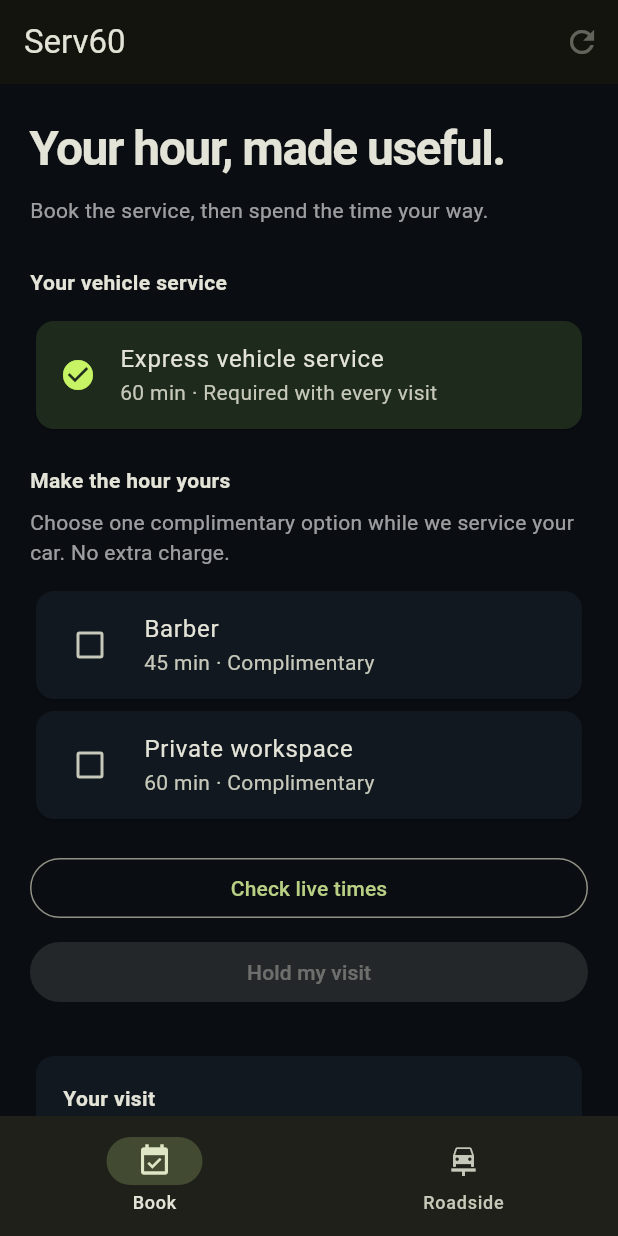
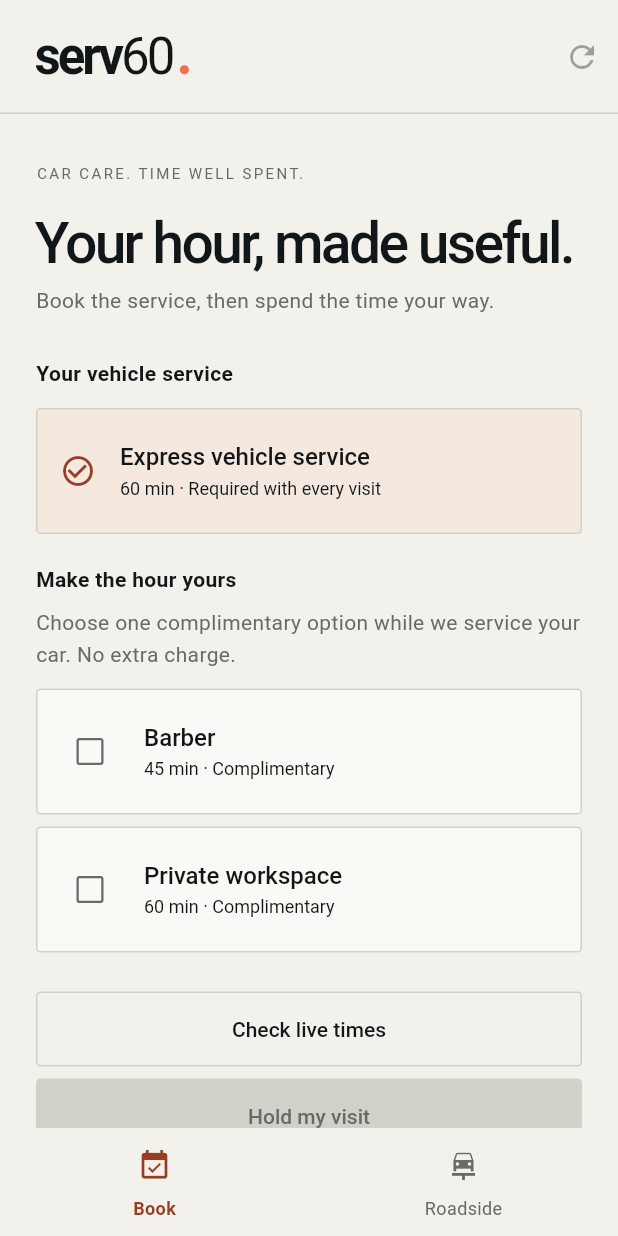
Before and after one commit to rmukubvu/serv60, a Flutter app: the screen it shows after launch, on a phone screen of 412 x 824 dp. Run offline on Flutter 3.47's test engine with Material 3 defaults, Android fonts, the phone set to English and light mode, and no system bars; our stand-ins replace app_links, flutter_secure_storage; missing offline and left inert: flutter_appauth.

Commit message:
feat(ui): align customer app and hub admin with Serv60 brand (#55)

```diff
--- a/platform/mobile/lib/main.dart
+++ b/platform/mobile/lib/main.dart
@@ -2,6 +2,7 @@
 import 'src/auth/access_token_provider.dart';
 import 'src/auth/cognito_auth.dart';
 import 'src/booking/booking_page.dart';
+import 'src/design/serv60_theme.dart';
 import 'src/payment/payment_checkout.dart';
 import 'src/payment/payment_repository.dart';
 import 'src/roadside/roadside_page.dart';
@@ -49,11 +50,7 @@
   Widget build(BuildContext context) => MaterialApp(
       title: 'Serv60',
       debugShowCheckedModeBanner: false,
-      theme: ThemeData(
-          brightness: Brightness.dark,
-          colorSchemeSeed: const Color(0xffc7f464),
-          scaffoldBackgroundColor: const Color(0xff0a0d12),
-          useMaterial3: true),
+      theme: serv60Theme(),
       home: AuthGate(
           auth: widget.auth,
           payments: widget.payments,
@@ -97,31 +94,39 @@
 
   @override
   Widget build(BuildContext context) => Scaffold(
-        body: Center(
-          child: Padding(
+        body: SafeArea(
+            child: Center(
+          child: SingleChildScrollView(
             padding: const EdgeInsets.all(28),
+            child: ConstrainedBox(
+                constraints: const BoxConstraints(maxWidth: 440),
                 child: Column(mainAxisSize: MainAxisSize.min, children: [
-              const Text('Your hour, made useful.',
-                  style: TextStyle(fontSize: 30, fontWeight: FontWeight.w700)),
+                  const Serv60Wordmark(),
+                  const SizedBox(height: 48),
+                  Text('Your hour, made useful.',
+                      textAlign: TextAlign.center,
+                      style: Theme.of(context).textTheme.headlineLarge),
                   const SizedBox(height: 12),
-              const Text('Sign in securely with Google through Cognito.',
+                  const Text(
+                      'Sign in to plan your visit. We’ll take care of the rest.',
                       textAlign: TextAlign.center,
-                  style: TextStyle(color: Colors.white60)),
+                      style: TextStyle(color: serv60Muted)),
                   const SizedBox(height: 24),
                   FilledButton.icon(
                       onPressed: auth.loading ? null : auth.signIn,
                       icon: const Icon(Icons.login),
-                  label: Text(
-                      auth.loading ? 'Signing in…' : 'Continue with Google')),
+                      label: Text(auth.loading
+                          ? 'Signing in…'
+                          : 'Continue with Google')),
                   if (auth.error != null) ...[
                     const SizedBox(height: 12),
                     Text(auth.error.toString(),
                         textAlign: TextAlign.center,
-                    style: const TextStyle(color: Colors.redAccent)),
+                        style: const TextStyle(color: serv60Error)),
                   ],
-            ]),
+                ])),
           ),
-        ),
+        )),
       );
 }
 
@@ -146,22 +151,38 @@
 
   @override
   Widget build(BuildContext context) => Scaffold(
-        body: IndexedStack(index: selectedIndex, children: [
+        body: SafeArea(
+            bottom: false,
+            child: Center(
+                child: ConstrainedBox(
+                    constraints: const BoxConstraints(maxWidth: 640),
+                    child: IndexedStack(index: selectedIndex, children: [
                       BookingPage(
                           tokenProvider: widget.tokenProvider,
                           paymentRepository: widget.payments,
                           checkoutCoordinator: widget.checkout),
                       RoadsidePage(tokenProvider: widget.tokenProvider)
-        ]),
-        bottomNavigationBar: NavigationBar(
+                    ])))),
+        bottomNavigationBar: DecoratedBox(
+            decoration: const BoxDecoration(
+                border: Border(top: BorderSide(color: serv60Border))),
+            child: SafeArea(
+                top: false,
+                child: Center(
+                    heightFactor: 1,
+                    child: ConstrainedBox(
+                        constraints: const BoxConstraints(maxWidth: 640),
+                        child: NavigationBar(
                             selectedIndex: selectedIndex,
                             onDestinationSelected: (index) =>
                                 setState(() => selectedIndex = index),
                             destinations: const [
                               NavigationDestination(
-                  icon: Icon(Icons.event_available), label: 'Book'),
+                                  icon: Icon(Icons.event_available),
+                                  label: 'Book'),
                               NavigationDestination(
-                  icon: Icon(Icons.car_repair), label: 'Roadside')
-            ]),
+                                  icon: Icon(Icons.car_repair),
+                                  label: 'Roadside')
+                            ]))))),
       );
 }
--- a/platform/mobile/lib/src/booking/booking_page.dart
+++ b/platform/mobile/lib/src/booking/booking_page.dart
@@ -2,6 +2,7 @@
 
 import 'package:flutter/material.dart';
 import '../auth/access_token_provider.dart';
+import '../design/serv60_theme.dart';
 import '../payment/payment_checkout.dart';
 import '../payment/payment_repository.dart';
 import 'booking_repository.dart';
@@ -89,8 +90,9 @@
 
   @override
   Widget build(BuildContext context) => Scaffold(
-      appBar: AppBar(title: const Text('Serv60'), actions: [
+      appBar: AppBar(title: const Serv60Wordmark(), actions: [
         IconButton(
+            tooltip: 'Refresh your visit',
             onPressed: hold == null
                 ? null
                 : () async {
@@ -100,21 +102,27 @@
                   },
             icon: const Icon(Icons.refresh))
       ]),
-      body: ListView(padding: const EdgeInsets.all(20), children: [
-        const Text('Your hour, made useful.',
+      body: ListView(
+          padding: const EdgeInsets.fromLTRB(24, 32, 24, 32),
+          children: [
+            const Text('CAR CARE. TIME WELL SPENT.',
                 style: TextStyle(
-                fontSize: 32, fontWeight: FontWeight.w700, letterSpacing: -1)),
+                    fontSize: 10, letterSpacing: 1.6, color: serv60Muted)),
+            const SizedBox(height: 18),
+            Text('Your hour, made useful.',
+                style: Theme.of(context).textTheme.headlineLarge),
             const SizedBox(height: 8),
             const Text('Book the service, then spend the time your way.',
-            style: TextStyle(color: Colors.white60)),
+                style: TextStyle(color: serv60Muted)),
             const SizedBox(height: 28),
             const Text('Your vehicle service',
                 style: TextStyle(fontWeight: FontWeight.w700)),
             const SizedBox(height: 12),
             const Card(
-          color: Color(0xff1d2a1c),
+              color: serv60Selected,
               child: ListTile(
-            leading: Icon(Icons.check_circle, color: Color(0xffc7f464)),
+                leading:
+                    Icon(Icons.check_circle_outline, color: serv60AccentInk),
                 title: Text('Express vehicle service'),
                 subtitle: Text('60 min · Required with every visit'),
               ),
@@ -125,16 +133,18 @@
             const SizedBox(height: 8),
             const Text(
                 'Choose one complimentary option while we service your car. No extra charge.',
-            style: TextStyle(color: Colors.white60)),
+                style: TextStyle(color: serv60Muted)),
             const SizedBox(height: 12),
             for (final item in const [
               ('BARBER', 'Barber', '45 min · Complimentary'),
               ('PRIVATE_WORK', 'Private workspace', '60 min · Complimentary')
             ])
-          Card(
+              Padding(
+                  padding: const EdgeInsets.only(bottom: 8),
+                  child: Card(
                     color: complimentaryServiceCode == item.$1
-                ? const Color(0xff1d2a1c)
-                : const Color(0xff121820),
+                        ? serv60Selected
+                        : serv60Surface,
                     child: CheckboxListTile(
                       controlAffinity: ListTileControlAffinity.leading,
                       value: complimentaryServiceCode == item.$1,
@@ -149,7 +159,7 @@
                       title: Text(item.$2),
                       subtitle: Text(item.$3),
                     ),
-          ),
+                  )),
             const SizedBox(height: 18),
             OutlinedButton(
                 onPressed: checking || loading || hold != null
@@ -159,7 +169,8 @@
                         try {
                           final available = await repository.availability(
                               serviceCode: serviceCode,
-                          complimentaryServiceCode: complimentaryServiceCode);
+                              complimentaryServiceCode:
+                                  complimentaryServiceCode);
                           if (mounted)
                             setState(() {
                               slots = available;
@@ -195,7 +206,8 @@
                           final selectedSlot = slots.first;
                           final created = await repository.createHold(
                               serviceCode: serviceCode,
-                          complimentaryServiceCode: complimentaryServiceCode,
+                              complimentaryServiceCode:
+                                  complimentaryServiceCode,
                               startsAt: selectedSlot.startsAt,
                               endsAt: selectedSlot.endsAt);
                           if (mounted) setState(() => hold = created);
@@ -259,7 +271,7 @@
   final PaymentOrder? payment;
   @override
   Widget build(BuildContext context) => Card(
-      color: const Color(0xff111820),
+      color: serv60Surface,
       child: Padding(
           padding: const EdgeInsets.all(18),
           child:
@@ -271,7 +283,7 @@
                 hold == null
                     ? 'Your visit includes the vehicle service and, if chosen, one complimentary option during the same hour.'
                     : '${hold!.serviceCode} · ${hold!.status}',
-                style: const TextStyle(color: Colors.white60)),
+                style: const TextStyle(color: serv60Muted)),
             if (hold?.complimentaryServiceCode != null) ...[
               const SizedBox(height: 8),
               Text(
@@ -280,7 +292,7 @@
             if (payment != null) ...[
               const SizedBox(height: 8),
               Text('Payment · ${payment!.status}',
-                  style: const TextStyle(color: Colors.white60)),
+                  style: const TextStyle(color: serv60Muted)),
             ]
           ])));
 }
--- /dev/null
+++ b/platform/mobile/lib/src/design/serv60_theme.dart
@@ -0,0 +1,183 @@
+import 'package:flutter/material.dart';
+
+// The public site's paper, ink and orange are the core Serv60 brand tokens.
+const serv60Paper = Color(0xfff3f1eb);
+const serv60Ink = Color(0xff111718);
+const serv60Muted = Color(0xff656b67);
+const serv60Orange = Color(0xffef7145);
+// Use darker orange for small text and checkboxes to maintain contrast.
+const serv60AccentInk = Color(0xff963d23);
+const serv60Border = Color(0xffd0d2c9);
+const serv60Surface = Color(0xfffaf9f5);
+const serv60Selected = Color(0xfff4e8df);
+const serv60Error = Color(0xffa12e26);
+
+ThemeData serv60Theme() {
+  const shape = RoundedRectangleBorder(
+      borderRadius: BorderRadius.all(Radius.circular(3)));
+  final base = ThemeData(
+      useMaterial3: true,
+      fontFamily: 'Arial',
+      fontFamilyFallback: const ['Helvetica', 'sans-serif'],
+      colorScheme: const ColorScheme.light(
+        primary: serv60AccentInk,
+        onPrimary: Colors.white,
+        primaryContainer: serv60Selected,
+        onPrimaryContainer: serv60Ink,
+        secondary: serv60AccentInk,
+        onSecondary: Colors.white,
+        surface: serv60Paper,
+        onSurface: serv60Ink,
+        onSurfaceVariant: serv60Muted,
+        outline: serv60Border,
+        outlineVariant: serv60Border,
+        error: serv60Error,
+        onError: Colors.white,
+        surfaceTint: Colors.transparent,
+      ));
+  return base.copyWith(
+    scaffoldBackgroundColor: serv60Paper,
+    textTheme: base.textTheme.copyWith(
+      headlineLarge: const TextStyle(
+          fontSize: 38,
+          height: 1.08,
+          fontWeight: FontWeight.w500,
+          letterSpacing: -1.8,
+          color: serv60Ink),
+      titleMedium: const TextStyle(
+          fontSize: 16,
+          height: 1.35,
+          fontWeight: FontWeight.w500,
+          color: serv60Ink),
+      bodyMedium: const TextStyle(fontSize: 14, height: 1.5, color: serv60Ink),
+      bodySmall: const TextStyle(fontSize: 12, height: 1.5, color: serv60Muted),
+    ),
+    appBarTheme: const AppBarTheme(
+      backgroundColor: serv60Paper,
+      foregroundColor: serv60Ink,
+      surfaceTintColor: Colors.transparent,
+      elevation: 0,
+      scrolledUnderElevation: 0,
+      centerTitle: false,
+      titleSpacing: 24,
+      toolbarHeight: 76,
+      shape: Border(bottom: BorderSide(color: serv60Border)),
+    ),
+    cardTheme: const CardThemeData(
+      elevation: 0,
+      margin: EdgeInsets.zero,
+      color: serv60Surface,
+      surfaceTintColor: Colors.transparent,
+      shape: RoundedRectangleBorder(
+          borderRadius: BorderRadius.all(Radius.circular(3)),
+          side: BorderSide(color: serv60Border)),
+    ),
+    filledButtonTheme: FilledButtonThemeData(
+      style: FilledButton.styleFrom(
+        backgroundColor: serv60Orange,
+        foregroundColor: serv60Ink,
+        disabledBackgroundColor: serv60Border,
+        disabledForegroundColor: serv60Muted,
+        minimumSize: const Size(0, 50),
+        padding: const EdgeInsets.symmetric(horizontal: 20, vertical: 14),
+        shape: shape,
+        elevation: 0,
+        textStyle: const TextStyle(fontSize: 14, fontWeight: FontWeight.w500),
+      ),
+    ),
+    outlinedButtonTheme: OutlinedButtonThemeData(
+      style: OutlinedButton.styleFrom(
+        foregroundColor: serv60Ink,
+        minimumSize: const Size(0, 50),
+        side: const BorderSide(color: serv60Border),
+        shape: shape,
+        textStyle: const TextStyle(fontSize: 14, fontWeight: FontWeight.w500),
+      ),
+    ),
+    checkboxTheme: CheckboxThemeData(
+      shape: const RoundedRectangleBorder(
+          borderRadius: BorderRadius.all(Radius.circular(2))),
+      side: const BorderSide(color: serv60Muted, width: 1.5),
+      fillColor: WidgetStateProperty.resolveWith((states) =>
+          states.contains(WidgetState.selected)
+              ? serv60AccentInk
+              : Colors.transparent),
+      checkColor: const WidgetStatePropertyAll(Colors.white),
+    ),
+    listTileTheme: const ListTileThemeData(
+      contentPadding: EdgeInsets.symmetric(horizontal: 16, vertical: 6),
+      iconColor: serv60AccentInk,
+      textColor: serv60Ink,
+      titleTextStyle: TextStyle(
+          fontSize: 16, fontWeight: FontWeight.w500, color: serv60Ink),
+      subtitleTextStyle:
+          TextStyle(fontSize: 12, height: 1.6, color: serv60Muted),
+    ),
+    inputDecorationTheme: const InputDecorationTheme(
+      filled: true,
+      fillColor: serv60Surface,
+      contentPadding: EdgeInsets.all(16),
+      labelStyle: TextStyle(color: serv60Muted),
+      hintStyle: TextStyle(color: serv60Muted),
+      border: OutlineInputBorder(
+          borderRadius: BorderRadius.all(Radius.circular(3))),
+      enabledBorder: OutlineInputBorder(
+          borderRadius: BorderRadius.all(Radius.circular(3)),
+          borderSide: BorderSide(color: serv60Border)),
+      focusedBorder: OutlineInputBorder(
+          borderRadius: BorderRadius.all(Radius.circular(3)),
+          borderSide: BorderSide(color: serv60AccentInk, width: 2)),
+    ),
+    navigationBarTheme: NavigationBarThemeData(
+      height: 72,
+      backgroundColor: serv60Paper,
+      surfaceTintColor: Colors.transparent,
+      elevation: 0,
+      indicatorColor: Colors.transparent,
+      iconTheme: WidgetStateProperty.resolveWith((states) => IconThemeData(
+          color: states.contains(WidgetState.selected)
+              ? serv60AccentInk
+              : serv60Muted,
+          size: 23)),
+      labelTextStyle: WidgetStateProperty.resolveWith((states) => TextStyle(
+          color: states.contains(WidgetState.selected)
+              ? serv60AccentInk
+              : serv60Muted,
+          fontSize: 12,
+          fontWeight: states.contains(WidgetState.selected)
+              ? FontWeight.w600
+              : FontWeight.w400)),
+    ),
+    dividerTheme: const DividerThemeData(color: serv60Border, thickness: 1),
+    snackBarTheme: const SnackBarThemeData(
+        backgroundColor: serv60Ink,
+        contentTextStyle: TextStyle(color: serv60Paper)),
+  );
+}
+
+class Serv60Wordmark extends StatelessWidget {
+  const Serv60Wordmark({super.key});
+
+  @override
+  Widget build(BuildContext context) => Semantics(
+      label: 'Serv60',
+      excludeSemantics: true,
+      child: Text.rich(
+          TextSpan(children: [
+            const TextSpan(
+                text: 'serv', style: TextStyle(fontWeight: FontWeight.w700)),
+            const TextSpan(
+                text: '60', style: TextStyle(fontWeight: FontWeight.w400)),
+            WidgetSpan(
+                alignment: PlaceholderAlignment.baseline,
+                baseline: TextBaseline.alphabetic,
+                child: Container(
+                    margin: const EdgeInsets.only(left: 5),
+                    width: 6,
+                    height: 6,
+                    decoration: const BoxDecoration(
+                        color: serv60Orange, shape: BoxShape.circle))),
+          ]),
+          style: const TextStyle(
+              fontSize: 34, letterSpacing: -2, color: serv60Ink)));
+}
```
Also changed, not shown: platform/mobile/lib/src/roadside/roadside_page.dart (+15 -12 lines), 9 other files. Lines whose indentation alone changed are shown as unchanged.
